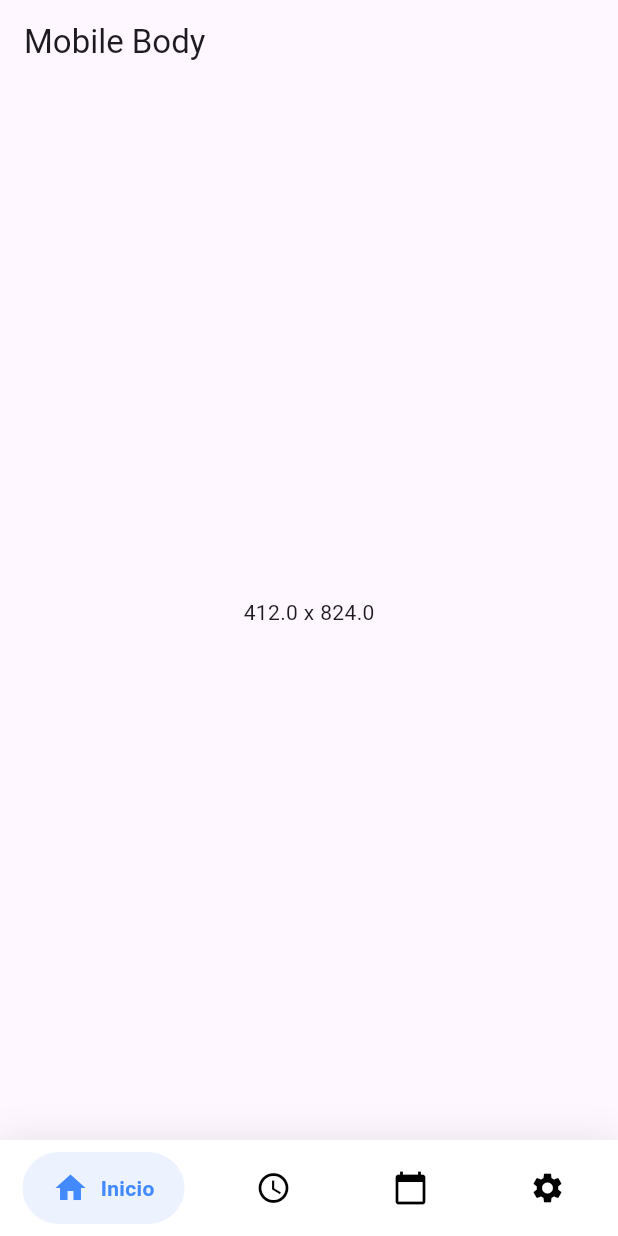
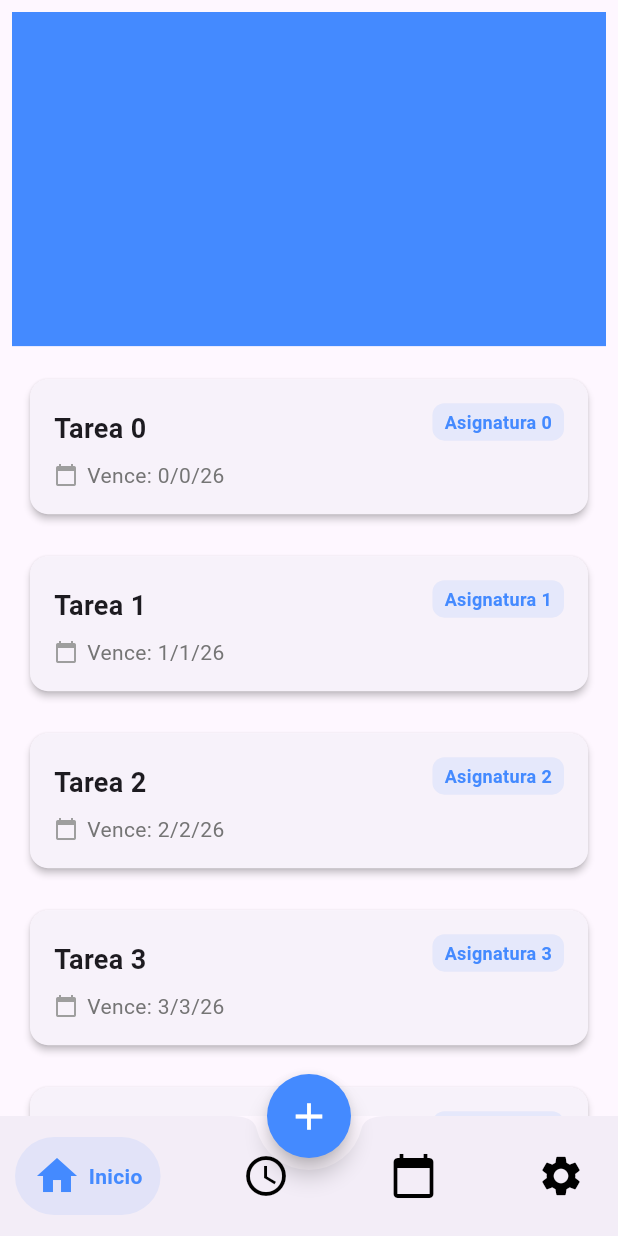
Before and after one commit to RuedaUABC/agenda, a Flutter app: the screen it shows after launch, on a phone screen of 412 x 824 dp. Run offline on Flutter 3.47's test engine with Material 3 defaults, Android fonts, the phone set to English and light mode, and no system bars; drawn by our look-alikes of google_nav_bar; our stand-ins replace firebase_auth, firebase_core, google_sign_in; accounts and stored records are empty.

Commit message:
prototipo 1 de home page

```diff
--- a/lib/main.dart
+++ b/lib/main.dart
@@ -1,7 +1,6 @@
 import 'package:agenda/screens/base.dart';
 import 'package:flutter/material.dart';
 import 'package:firebase_core/firebase_core.dart';
-import 'package:agenda/screens/login_page.dart';
 
 void main() async {
   WidgetsFlutterBinding.ensureInitialized();
--- a/lib/screens/base.dart
+++ b/lib/screens/base.dart
@@ -13,10 +13,8 @@ class BasePage extends StatefulWidget {
 }
 
 class _BasePageState extends State<BasePage> {
-  // Índice para controlar la página activa
   int _currentIndex = 0;
 
-  // Lista de páginas (Asegúrate de que Homepage, SchedulePage, etc., existan en tus archivos)
   final List<Widget> _pages = [
     const Homepage(),
     const SchedulePage(),
@@ -27,34 +25,36 @@ class _BasePageState extends State<BasePage> {
   @override
   Widget build(BuildContext context) {
     return Scaffold(
-      // Se muestra la página correspondiente al índice actual
       body: _pages[_currentIndex],
 
-      bottomNavigationBar: Container(
-        decoration: BoxDecoration(
-          color: Colors.white,
-          boxShadow: [
-            BoxShadow(
-              blurRadius: 20,
-              color: Colors.black.withValues(alpha: 0.1),
+      // 1. Agregamos el botón flotante central
+      floatingActionButtonLocation: FloatingActionButtonLocation.centerDocked,
+      floatingActionButton: FloatingActionButton(
+        onPressed: () {
+          // Aquí puedes abrir un formulario para agregar nueva tarea
+          debugPrint("Agregar nueva tarea");
+        },
+        backgroundColor: Colors.blueAccent,
+        shape: const CircleBorder(),
+        child: const Icon(Icons.add, color: Colors.white, size: 30),
       ),
-          ],
-        ),
-        child: SafeArea(
-          child: Padding(
-            padding: const EdgeInsets.symmetric(horizontal: 15.0, vertical: 8),
+
+      bottomNavigationBar: BottomAppBar(
+        padding: EdgeInsets.zero,
+        notchMargin: 8.0,
+        shape: const CircularNotchedRectangle(), // Crea la curva para el botón
+        child: Container(
+          padding: const EdgeInsets.symmetric(horizontal: 10.0, vertical: 8),
           child: GNav(
             rippleColor: Colors.grey[300]!,
             hoverColor: Colors.grey[100]!,
-              gap: 8,
+            gap: 5, // Reducimos el gap para que quepan bien con el botón
             activeColor: Colors.blueAccent,
-              iconSize: 24,
-              padding: const EdgeInsets.symmetric(horizontal: 20, vertical: 12),
+            iconSize: 32,
+            padding: const EdgeInsets.symmetric(horizontal: 12, vertical: 10),
             duration: const Duration(milliseconds: 400),
             tabBackgroundColor: Colors.blueAccent.withValues(alpha: 0.1),
             color: Colors.black,
-
-              // Vinculación del estado
             selectedIndex: _currentIndex,
             onTabChange: (index) {
               setState(() {
@@ -64,13 +64,13 @@ class _BasePageState extends State<BasePage> {
             tabs: const [
               GButton(icon: Icons.home, text: 'Inicio'),
               GButton(icon: Icons.schedule, text: 'Horario'),
+              // Espaciador invisible para el botón central
               GButton(icon: Icons.calendar_today, text: 'Calendario'),
               GButton(icon: Icons.settings, text: 'Ajustes'),
             ],
           ),
         ),
       ),
-      ),
     );
   }
 }
--- a/lib/screens/desktop/desktop_body.dart
+++ b/lib/screens/desktop/desktop_body.dart
@@ -9,9 +9,6 @@ class MyDesktopBody extends StatelessWidget {
     final currentHeight = MediaQuery.of(context).size.height;
 
     return Scaffold(
-      appBar: AppBar(
-        title: const Text('Desktop Body'),
-      ),
       body: Center(
         child: Text(currentWidth.toString() + ' x ' + currentHeight.toString()),
       ),
--- /dev/null
+++ b/lib/screens/desktop/desktop_home.dart
@@ -0,0 +1,17 @@
+import 'package:flutter/material.dart';
+import 'package:agenda/widgets/task_list.dart';
+import 'package:agenda/widgets/panel_progress.dart';
+
+class MyDesktopHome extends StatelessWidget {
+  const MyDesktopHome({super.key});
+
+  @override
+  Widget build(BuildContext context) {
+    return Row(
+      children: [
+        Expanded(child: Column(children: [PanelProgress(), Tasklist()])),
+        Expanded(child: Tasklist()),
+      ],
+    );
+  }
+}
--- a/lib/screens/home.dart
+++ b/lib/screens/home.dart
@@ -1,5 +1,5 @@
-import 'package:agenda/screens/mobile/mobile_body.dart';
-import 'package:agenda/screens/desktop/desktop_body.dart';
+import 'package:agenda/screens/desktop/desktop_home.dart';
+import 'package:agenda/screens/mobile/mobile_home.dart';
 import 'package:agenda/utils/responsive_layout.dart';
 import 'package:flutter/material.dart';
 
@@ -14,7 +14,7 @@ class _HomepageState extends State<Homepage> {
   @override
   Widget build(BuildContext context) {
     return Scaffold(
-      body: ResponsiveLayout(mobile: MyMobileBody(), desktop: MyDesktopBody()),
+      body: ResponsiveLayout(mobile: MyMobileHome(), desktop: MyDesktopHome()),
     );
   }
 }
--- a/lib/screens/login_page.dart
+++ b/lib/screens/login_page.dart
@@ -1,5 +1,4 @@
 import 'package:flutter/material.dart';
-import 'package:firebase_auth/firebase_auth.dart';
 import 'package:agenda/services/auth/auth_service.dart'; // Asegúrate de que la ruta sea correcta
 
 class LoginPage extends StatefulWidget {
--- a/lib/screens/mobile/mobile_body.dart
+++ b/lib/screens/mobile/mobile_body.dart
@@ -9,9 +9,6 @@ class MyMobileBody extends StatelessWidget {
     final currentHeight = MediaQuery.of(context).size.height;
 
     return Scaffold(
-      appBar: AppBar(
-        title: const Text('Mobile Body'),
-      ),
       body: Center(
         child: Text(currentWidth.toString() + ' x ' + currentHeight.toString()),
       ),
--- /dev/null
+++ b/lib/screens/mobile/mobile_home.dart
@@ -0,0 +1,12 @@
+import 'package:flutter/material.dart';
+import 'package:agenda/widgets/task_list.dart';
+import 'package:agenda/widgets/panel_progress.dart';
+
+class MyMobileHome extends StatelessWidget {
+  const MyMobileHome({super.key});
+
+  @override
+  Widget build(BuildContext context) {
+    return Scaffold(body: Column(children: [PanelProgress(), Tasklist()]));
+  }
+}
--- /dev/null
+++ b/lib/widgets/panel_progress.dart
@@ -0,0 +1,16 @@
+import 'package:flutter/material.dart';
+
+class PanelProgress extends StatelessWidget {
+  const PanelProgress({super.key});
+
+  @override
+  Widget build(BuildContext context) {
+    return Padding(
+      padding: const EdgeInsetsGeometry.all(8.0),
+      child: AspectRatio(
+        aspectRatio: 16 / 9,
+        child: Container(color: Colors.blueAccent),
+      ),
+    );
+  }
+}
--- /dev/null
+++ b/lib/widgets/task_card.dart
@@ -0,0 +1,82 @@
+import 'package:flutter/material.dart';
+
+class TaskCard extends StatelessWidget {
+  final String name;
+  final String vencimiento;
+  final String asignatura;
+
+  const TaskCard({
+    super.key,
+    required this.name,
+    required this.vencimiento,
+    required this.asignatura,
+  });
+
+  @override
+  Widget build(BuildContext context) {
+    return Card(
+      elevation: 2,
+      margin: const EdgeInsets.symmetric(horizontal: 12, vertical: 6),
+      shape: RoundedRectangleBorder(borderRadius: BorderRadius.circular(12)),
+      child: Padding(
+        padding: const EdgeInsets.all(16.0),
+        child: Stack(
+          children: [
+            // 1. Información principal (Nombre y Vencimiento)
+            Column(
+              crossAxisAlignment: CrossAxisAlignment.start,
+              children: [
+                const SizedBox(
+                  height: 4,
+                ), // Espacio para que no choque con la materia
+                Text(
+                  name,
+                  style: const TextStyle(
+                    fontSize: 18,
+                    fontWeight: FontWeight.bold,
+                  ),
+                ),
+                const SizedBox(height: 8),
+                Row(
+                  children: [
+                    const Icon(
+                      Icons.calendar_today,
+                      size: 16,
+                      color: Colors.grey,
+                    ),
+                    const SizedBox(width: 6),
+                    Text(
+                      'Vence: $vencimiento',
+                      style: TextStyle(color: Colors.grey[600]),
+                    ),
+                  ],
+                ),
+              ],
+            ),
+
+            // 2. Materia en la esquina superior derecha
+            Positioned(
+              right: 0,
+              top: 0,
+              child: Container(
+                padding: const EdgeInsets.symmetric(horizontal: 8, vertical: 4),
+                decoration: BoxDecoration(
+                  color: Colors.blueAccent.withValues(alpha: 0.1),
+                  borderRadius: BorderRadius.circular(8),
+                ),
+                child: Text(
+                  asignatura,
+                  style: const TextStyle(
+                    fontSize: 12,
+                    fontWeight: FontWeight.w600,
+                    color: Colors.blueAccent,
+                  ),
+                ),
+              ),
+            ),
+          ],
+        ),
+      ),
+    );
+  }
+}
--- /dev/null
+++ b/lib/widgets/task_list.dart
@@ -0,0 +1,25 @@
+import 'package:agenda/widgets/task_card.dart';
+import 'package:flutter/material.dart';
+
+class Tasklist extends StatelessWidget {
+  const Tasklist({super.key});
+
+  @override
+  Widget build(BuildContext context) {
+    return Expanded(
+      child: ListView.builder(
+        itemCount: 12,
+        itemBuilder: (context, index) {
+          return Padding(
+            padding: const EdgeInsetsGeometry.all(8.0),
+            child: TaskCard(
+              name: "Tarea $index",
+              vencimiento: "$index/$index/26",
+              asignatura: "Asignatura $index",
+            ),
+          );
+        },
+      ),
+    );
+  }
+}
```
Also changed, not shown: lib/widgets/tarea_card.dart (deleted), 1 other file. Lines whose indentation alone changed are shown as unchanged.
